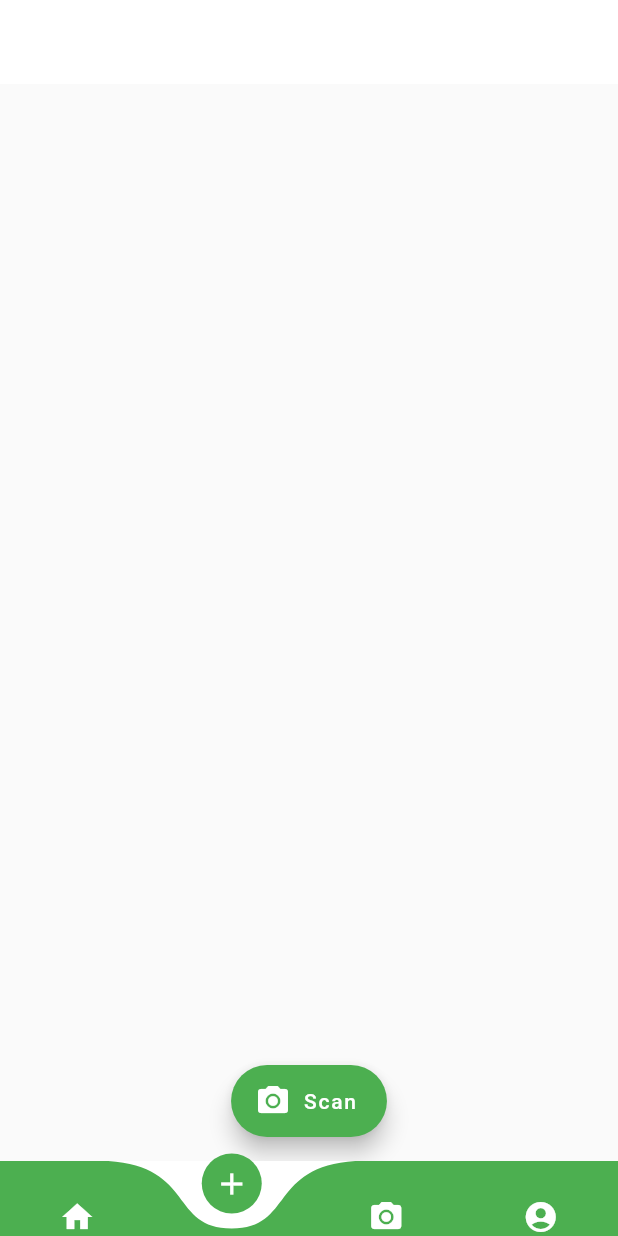
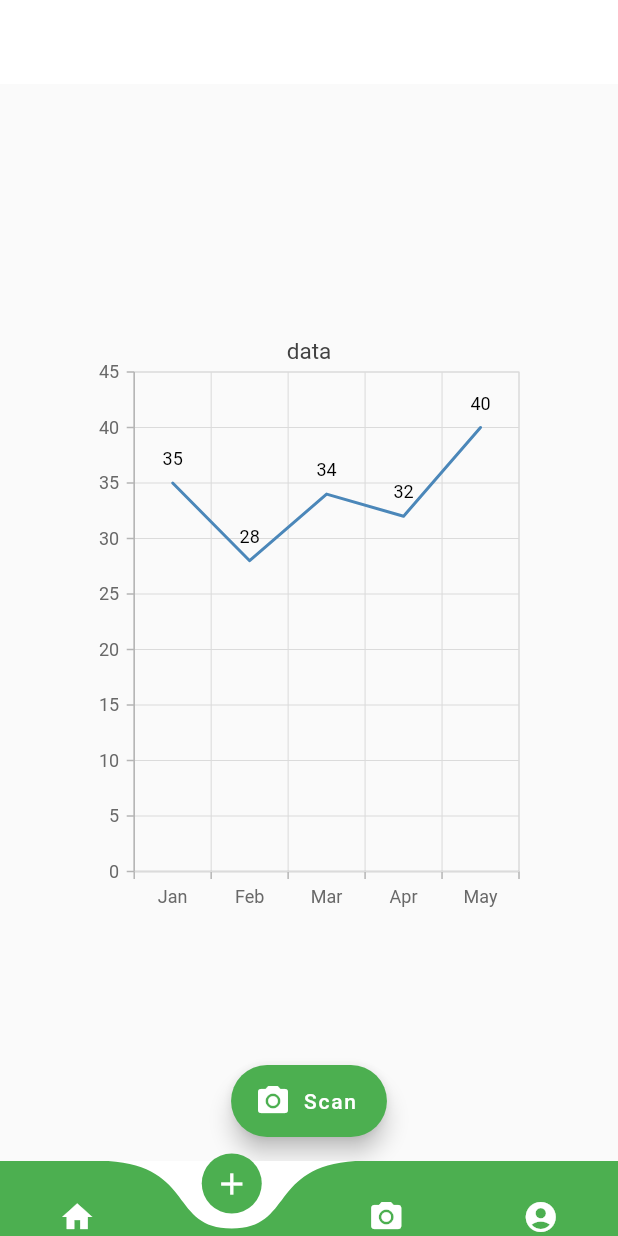
Before and after one commit to 0ujjwalmishra0/fitness-app, a Flutter app: the FirstPage screen opened directly, item 2 of the bottom bar chosen, after a tap on "Scan", on a phone screen of 412 x 824 dp. Run offline on Flutter 3.47's test engine with Material 2 defaults, Android fonts, the phone set to English and light mode, and no system bars; drawn by our look-alikes of curved_navigation_bar; our stand-ins replace cached_network_image, circular_profile_avatar, cloud_firestore, firebase_auth, flutter_svg, google_sign_in and 5 more; missing offline and left inert: barcode_scan, tflite; accounts and stored records are empty; network calls fail; project files that could hold a hidden picture were left out.

Commit message:
commiting before upgrading flutter

```diff
--- a/lib/pages/FirstPage.dart
+++ b/lib/pages/FirstPage.dart
@@ -47,7 +47,7 @@ class _FirstPageState extends State<FirstPage> {
       body: PageView(
         children: <Widget>[
           Meals(widget.id),
-          Insights(),
+          Insights(widget.id),
           Detect(),
           Profile(widget.id),
         ],
--- a/lib/pages/Insights.dart
+++ b/lib/pages/Insights.dart
@@ -4,16 +4,45 @@ import 'package:flutter/material.dart';
 import 'dart:async';
 import 'package:barcode_scan/barcode_scan.dart';
 import 'package:flutter/services.dart';
+import 'package:syncfusion_flutter_charts/charts.dart';
 import 'package:url_launcher/url_launcher.dart';
+import 'package:cloud_firestore/cloud_firestore.dart';
+import 'package:syncfusion_flutter_charts/charts.dart';
+import 'package:fitness_app/pages/dummy.dart';
 
+import 'package:fitness_app/models/custom_route.dart';
 import 'package:http/http.dart' as http;
+import 'package:intl/intl.dart';
+
+final foodRef = Firestore.instance.collection('foods');
 
 class Insights extends StatefulWidget {
+  String uid;
+  Insights(this.uid);
   @override
   _InsightsState createState() => _InsightsState();
 }
 
 class _InsightsState extends State<Insights> {
+  var foods;
+
+  @override
+  void initState() {
+    getData().then((result) {
+      setState(() {
+        foods = result;
+      });
+    });
+    super.initState();
+  }
+
+  getData() async {
+    return await foodRef
+        .document(widget.uid)
+        .collection('Lunch')
+        .getDocuments();
+  }
+
   var result = "Hey there !";
   String name;
   String desc;
@@ -24,6 +53,32 @@ class _InsightsState extends State<Insights> {
   int sugar;
   int fats;
   bool status;
+  List<FoodData> foodList = [];
+  double totalEnergy = 0;
+
+  calcEnergy() {
+    double res = 0;
+
+    final DateTime now = DateTime.now();
+    final DateFormat formatter = DateFormat('yyyy-MM-dd');
+    final String currDate = formatter.format(now);
+
+    for (var i = 0; i < foods.documents.length; i++) {
+      res += (foods.documents[i].data['energy']);
+
+      int timeInMillis = foods.documents[i].data['time'].seconds;
+      var date = DateTime.fromMillisecondsSinceEpoch(timeInMillis);
+      var formattedDate = DateFormat.yMd().format(date);
+      print(formattedDate);
+      print(currDate);
+      // if (currDate == formattedDate) {
+      //   print("yes");
+      // } else {
+      //   print("false");
+      // }
+    }
+    print(res);
+  }
 
   _launchURL(String url) async {
     // const url = 'https://flutter.dev';
@@ -33,7 +88,6 @@ class _InsightsState extends State<Insights> {
       throw 'Could not launch $url';
     }
   }
-
 
   getApi(String qr) async {
     var url =
@@ -146,19 +200,45 @@ class _InsightsState extends State<Insights> {
         brightness: Brightness.dark,
       ),
       body: Center(
-        child: showInformation(name, desc),
-        // Text(
-        //   result,
-        //   style: new TextStyle(fontSize: 30.0, fontWeight: FontWeight.bold),
-        // ),
+        // child: showInformation(name, desc),
+        child: Container(
+          height: 400,
+          width: 300,
+          child: SfCartesianChart(
+            primaryXAxis: CategoryAxis(),
+            title: ChartTitle(text: 'data'),
+            // legend: Legend(isVisible: true),
+            tooltipBehavior: TooltipBehavior(enable: true),
+            series: <LineSeries<FoodData, String>>[
+              // Initialize line series.
+              LineSeries<FoodData, String>(
+                  dataSource: [
+                    FoodData('Jan', 35),
+                    FoodData('Feb', 28),
+                    FoodData('Mar', 34),
+                    FoodData('Apr', 32),
+                    FoodData('May', 40)
+                  ],
+                  xValueMapper: (FoodData food, _) => food.day,
+                  yValueMapper: (FoodData food, _) => food.cal,
+                  dataLabelSettings: DataLabelSettings(isVisible: true)),
+            ],
+          ),
+        ),
       ),
       floatingActionButton: FloatingActionButton.extended(
-          icon: Icon(Icons.camera_alt),
-          label: Text("Scan"),
-          onPressed: scanQR,
-
-          ),
+        icon: Icon(Icons.camera_alt),
+        label: Text("Scan"),
+        onPressed: calcEnergy,
+        // scanQR,
+      ),
       floatingActionButtonLocation: FloatingActionButtonLocation.centerFloat,
     );
   }
 }
+
+class FoodData {
+  FoodData(this.day, this.cal);
+  final String day;
+  final double cal;
+}
```
Also changed, not shown: lib/pages/dummy.dart (added, +59 -0 lines), pubspec.lock, 1 other file.
